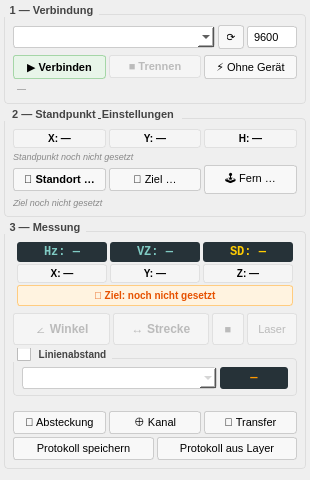
Before: the Qt Designer form q_sokkia_plugin_dockwidget_base.ui in geopackix/qgis_sokkia, drawn with Qt 5.
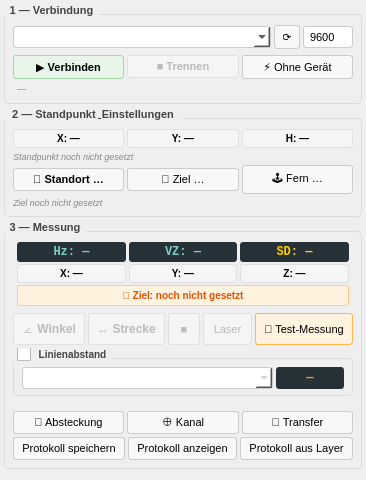
After: the same form once the commit is applied. Custom widgets are drawn as their Qt base class.

Commit message: protokoll anzeigen Testmessungen Nur ein Punktlayer

The edit to the form file:
```diff
--- a/q_sokkia_plugin_dockwidget_base.ui
+++ b/q_sokkia_plugin_dockwidget_base.ui
@@ -313,6 +313,14 @@
            <property name="maximumSize"><size><width>50</width><height>16777215</height></size></property>
           </widget>
          </item>
+         <item>
+          <widget class="QPushButton" name="btn_test_measurement">
+           <property name="text"><string>&#x1F50B; Test-Messung</string></property>
+           <property name="toolTip"><string>Fiktive Test-Messung für Entwicklungszwecke durchführen</string></property>
+           <property name="minimumSize"><size><width>0</width><height>32</height></size></property>
+           <property name="styleSheet"><string notr="true">QPushButton{font-size:11px;background:#fff3e0;border-color:#ffb74d;}</string></property>
+          </widget>
+         </item>
         </layout>
        </item>
 
@@ -390,6 +398,12 @@
            <property name="toolTip"><string>Messprotokoll dieser Sitzung als TXT-Datei speichern</string></property>
           </widget>
          </item>
+         <item>
+          <widget class="QPushButton" name="btn_show_protokoll">
+           <property name="text"><string>Protokoll anzeigen</string></property>
+           <property name="toolTip"><string>Messprotokoll dieser Sitzung in QGIS anzeigen</string></property>
+          </widget>
+         </item>
          <item>
           <widget class="QPushButton" name="btn_protokoll_from_layer">
            <property name="text"><string>Protokoll aus Layer</string></property>
```
The commit also changes 9 other files.
